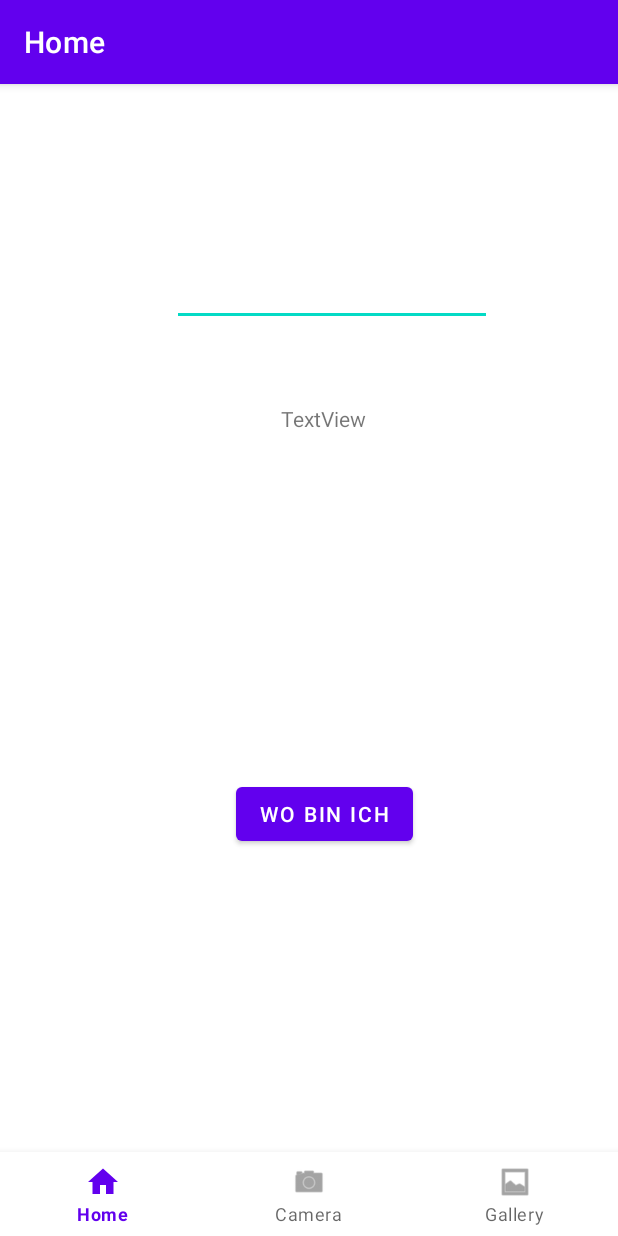
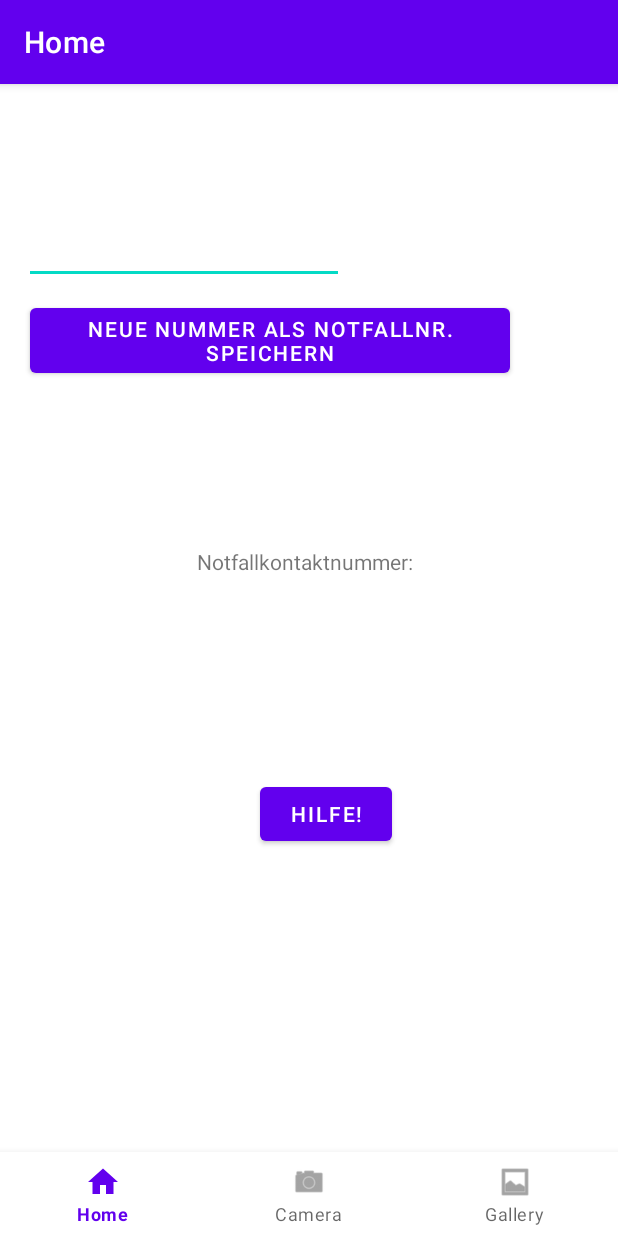
Before and after one commit to bmit-ded/m335_PanikApp, an Android app: the screen it shows after launch (MainActivity), on a phone screen of 412 x 824 dp. Run offline under Robolectric (Android 15) with nearby library versions, the phone set to English and light mode, and no system bars; our stand-ins replace navigation-ui.

Commit message:
set contact implemented

```diff
--- a/app/src/main/java/ch/zli/panikapp/ui/home/HomeFragment.java
+++ b/app/src/main/java/ch/zli/panikapp/ui/home/HomeFragment.java
@@ -53,19 +53,27 @@ public class HomeFragment extends Fragment {
     public View onCreateView(LayoutInflater inflater, @Nullable ViewGroup container, @Nullable Bundle savedInstanceState) {
         View view = inflater.inflate(R.layout.fragment_home, container, false);
         homeViewModel = new ViewModelProvider(this).get(HomeViewModel.class);
-        View root = inflater.inflate(R.layout.fragment_home, container, false);
         button = (Button) view.findViewById(R.id.button);
+        Button button1 = (Button) view.findViewById(R.id.button1);
         EditText editText = (EditText) view.findViewById(R.id.editTextPhone);
         TextView textView = (TextView) view.findViewById(R.id.textView);
-
+        textView.setText(getContact(getActivity().getApplicationContext()) );
         //initialisiere fusedlocationproviderclient
         fusedLocationProviderClient = LocationServices.getFusedLocationProviderClient(getActivity().getApplicationContext());
+
+        button1.setOnClickListener(new View.OnClickListener() {
+            @Override
+            public void onClick(View v) {
+                setContact(getActivity().getApplicationContext(),editText.getText().toString());
+                textView.setText(getContact(getActivity().getApplicationContext()) );
+            }
+            });
 
         button.setOnClickListener(new View.OnClickListener() {
             @Override
             public void onClick(View v) {
-                setContact(getActivity().getApplicationContext(),editText.getText().toString());
-                //TextView.setText(getContact(getActivity().getApplicationContext()) );
+
+
                 //erlaubnis überprüfen
                 if(ActivityCompat.checkSelfPermission(getActivity().getApplicationContext(), Manifest.permission.ACCESS_FINE_LOCATION) == PackageManager.PERMISSION_GRANTED) {
                     //wenn Erlaubnis erteilt
@@ -117,7 +125,7 @@ public class HomeFragment extends Fragment {
     }
 
     protected void sendSMSMessage(List<Address> addresses) {
-        phoneNo = "0768054420";
+        phoneNo = getContact(getActivity().getApplicationContext());
         message = "I pressed the panic button on my phone. Please send help to this location:\n";
         message += "\nLatitude: " + addresses.get(0).getLatitude() + "\nLongitude : " + addresses.get(0).getLongitude() + "\nCountry : " + addresses.get(0).getCountryName() + "\nLocality : " + addresses.get(0).getLocality() + "\nAddress : "+ addresses.get(0).getAddressLine(0) ;
         sendSMS(phoneNo, message);
@@ -143,15 +151,14 @@ public class HomeFragment extends Fragment {
                     return;
                 }
 
-                public  void setContact(Context context, String phoneNo){
+                public void setContact(Context context, String phoneNo){
                     SharedPreferences prefs = context.getSharedPreferences("myAppPackage", 0);
                     SharedPreferences.Editor editor = prefs.edit();
-                    editor.putString("PhoneNumber", phoneNo);
-                    editor.commit();
+                    editor.putString("PhoneNumber", phoneNo).commit();
                 }
 
                  public static String getContact(Context context) {
-                     SharedPreferences prefs = context.getSharedPreferences("myAppPackage", 0);
+                  SharedPreferences prefs = context.getSharedPreferences("myAppPackage", 0);
                   return prefs.getString("PhoneNumber", "");
 
                 }
--- a/app/src/main/res/layout/fragment_home.xml
+++ b/app/src/main/res/layout/fragment_home.xml
@@ -10,7 +10,7 @@
         android:id="@+id/button"
         android:layout_width="wrap_content"
         android:layout_height="wrap_content"
-        android:text="Wo bin ich"
+        android:text="HILFE!"
         app:layout_constraintBottom_toBottomOf="parent"
         app:layout_constraintEnd_toEndOf="parent"
         app:layout_constraintHorizontal_bias="0.535"
@@ -26,10 +26,10 @@
         android:inputType="phone"
         app:layout_constraintBottom_toBottomOf="parent"
         app:layout_constraintEnd_toEndOf="parent"
-        app:layout_constraintHorizontal_bias="0.577"
+        app:layout_constraintHorizontal_bias="0.079"
         app:layout_constraintStart_toStartOf="parent"
         app:layout_constraintTop_toTopOf="parent"
-        app:layout_constraintVertical_bias="0.09" />
+        app:layout_constraintVertical_bias="0.048" />
 
     <TextView
         android:id="@+id/textView"
@@ -38,9 +38,33 @@
         android:text="TextView"
         app:layout_constraintBottom_toBottomOf="parent"
         app:layout_constraintEnd_toEndOf="parent"
-        app:layout_constraintHorizontal_bias="0.578"
+        app:layout_constraintHorizontal_bias="0.498"
         app:layout_constraintStart_toStartOf="parent"
         app:layout_constraintTop_toTopOf="parent"
-        app:layout_constraintVertical_bias="0.227" />
+        app:layout_constraintVertical_bias="0.417" />
+
+    <TextView
+        android:id="@+id/textView2"
+        android:layout_width="wrap_content"
+        android:layout_height="wrap_content"
+        android:text="Notfallkontaktnummer:"
+        app:layout_constraintBottom_toBottomOf="parent"
+        app:layout_constraintEnd_toEndOf="parent"
+        app:layout_constraintHorizontal_bias="0.49"
+        app:layout_constraintStart_toStartOf="parent"
+        app:layout_constraintTop_toTopOf="parent"
+        app:layout_constraintVertical_bias="0.365" />
+
+    <Button
+        android:id="@+id/button1"
+        android:layout_width="wrap_content"
+        android:layout_height="wrap_content"
+        android:text="Neue Nummer als NotfallNr. Speichern"
+        app:layout_constraintBottom_toBottomOf="parent"
+        app:layout_constraintEnd_toEndOf="parent"
+        app:layout_constraintHorizontal_bias="0.219"
+        app:layout_constraintStart_toStartOf="parent"
+        app:layout_constraintTop_toTopOf="parent"
+        app:layout_constraintVertical_bias="0.133" />
 
 </androidx.constraintlayout.widget.ConstraintLayout>
```
